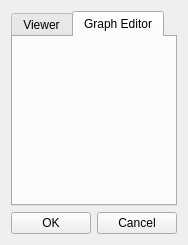
Qt form src/SchedulerGUI/Windows/PreferencesDialog.ui (DanielZorin/movepoint) before a commit.
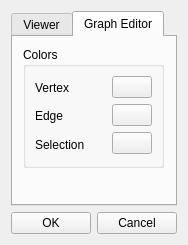
The same form after that commit. The open tabs and pages were chosen to show the change.

The edit to the form file:
```diff
--- a/src/SchedulerGUI/Windows/PreferencesDialog.ui
+++ b/src/SchedulerGUI/Windows/PreferencesDialog.ui
@@ -30,8 +30,15 @@
   <property name="windowTitle" >
    <string>Preferences</string>
   </property>
-  <property name="locale" >
-   <locale country="UnitedStates" language="English" />
+  <property name="styleSheet">
+   <string notr="true">QWidget, QMenuBar::item {
+	background-color: qlineargradient(x1: 0, y1: 0, x2: 0, y2: 1,
+                                      stop: 0 #c5d8ef, stop: 1 #89a5c3);
+}
+
+QLabel, QSlider {
+	background-color: transparent;
+}a</string>
   </property>
   <layout class="QHBoxLayout" name="horizontalLayout_2" >
    <property name="sizeConstraint" >
@@ -205,18 +212,133 @@
          </item>
         </layout>
        </widget>
-       <widget class="QWidget" name="tab_2" >
-        <property name="geometry" >
-         <rect>
-          <x>0</x>
-          <y>0</y>
-          <width>156</width>
-          <height>175</height>
-         </rect>
-        </property>
-        <attribute name="title" >
+       <widget class="QWidget" name="tab_2">
+        <attribute name="title">
          <string>Graph Editor</string>
         </attribute>
+        <widget class="QGroupBox" name="groupBox_2">
+         <property name="geometry">
+          <rect>
+           <x>10</x>
+           <y>10</y>
+           <width>141</width>
+           <height>121</height>
+          </rect>
+         </property>
+         <property name="sizePolicy">
+          <sizepolicy hsizetype="Expanding" vsizetype="Expanding">
+           <horstretch>0</horstretch>
+           <verstretch>0</verstretch>
+          </sizepolicy>
+         </property>
+         <property name="minimumSize">
+          <size>
+           <width>0</width>
+           <height>0</height>
+          </size>
+         </property>
+         <property name="maximumSize">
+          <size>
+           <width>16777215</width>
+           <height>16777215</height>
+          </size>
+         </property>
+         <property name="title">
+          <string>Colors</string>
+         </property>
+         <layout class="QHBoxLayout" name="horizontalLayout_5">
+          <item>
+           <layout class="QHBoxLayout" name="horizontalLayout_8">
+            <item>
+             <layout class="QVBoxLayout" name="verticalLayout_7">
+              <item>
+               <widget class="QLabel" name="label_5">
+                <property name="sizePolicy">
+                 <sizepolicy hsizetype="Expanding" vsizetype="Preferred">
+                  <horstretch>0</horstretch>
+                  <verstretch>0</verstretch>
+                 </sizepolicy>
+                </property>
+                <property name="maximumSize">
+                 <size>
+                  <width>16777215</width>
+                  <height>25</height>
+                 </size>
+                </property>
+                <property name="text">
+                 <string>Vertex</string>
+                </property>
+               </widget>
+              </item>
+              <item>
+               <widget class="QLabel" name="label_6">
+                <property name="sizePolicy">
+                 <sizepolicy hsizetype="Expanding" vsizetype="Preferred">
+                  <horstretch>0</horstretch>
+                  <verstretch>0</verstretch>
+                 </sizepolicy>
+                </property>
+                <property name="maximumSize">
+                 <size>
+                  <width>16777215</width>
+                  <height>25</height>
+                 </size>
+                </property>
+                <property name="text">
+                 <string>Edge</string>
+                </property>
+               </widget>
+              </item>
+              <item>
+               <widget class="QLabel" name="label_7">
+                <property name="sizePolicy">
+                 <sizepolicy hsizetype="Expanding" vsizetype="Preferred">
+                  <horstretch>0</horstretch>
+                  <verstretch>0</verstretch>
+                 </sizepolicy>
+                </property>
+                <property name="maximumSize">
+                 <size>
+                  <width>16777215</width>
+                  <height>25</height>
+                 </size>
+                </property>
+                <property name="text">
+                 <string>Selection</string>
+                </property>
+               </widget>
+              </item>
+             </layout>
+            </item>
+            <item>
+             <layout class="QVBoxLayout" name="verticalLayout_5">
+              <item>
+               <widget class="QPushButton" name="vertex">
+                <property name="text">
+                 <string/>
+                </property>
+               </widget>
+              </item>
+              <item>
+               <widget class="QPushButton" name="edge">
+                <property name="text">
+                 <string/>
+                </property>
+               </widget>
+              </item>
+              <item>
+               <widget class="QPushButton" name="selection">
+                <property name="text">
+                 <string/>
+                </property>
+               </widget>
+              </item>
+             </layout>
+            </item>
+           </layout>
+          </item>
+         </layout>
+        </widget>
        </widget>
       </widget>
      </item>
```
Left out of the diff: 215 changed lines with no effect on the pictures.
